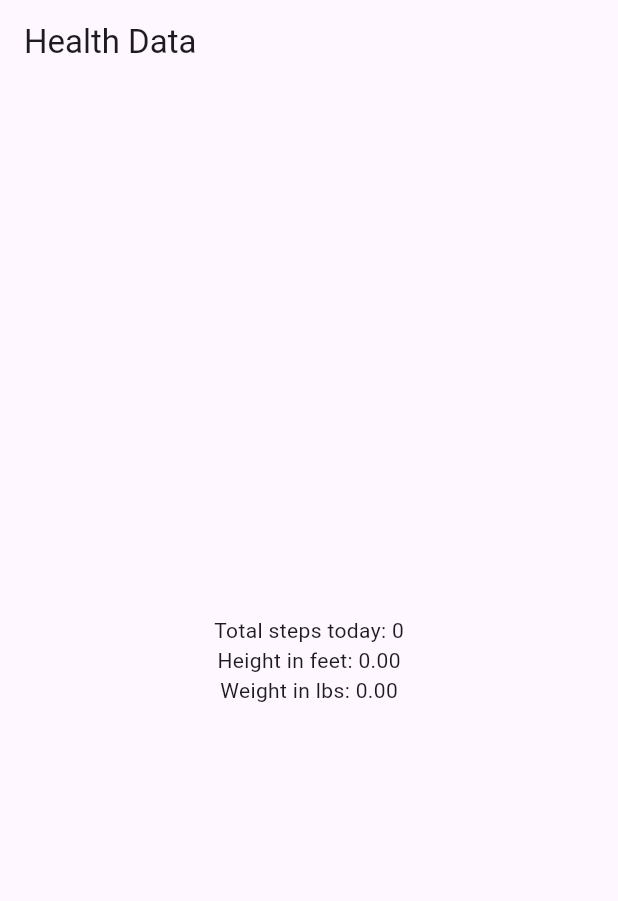
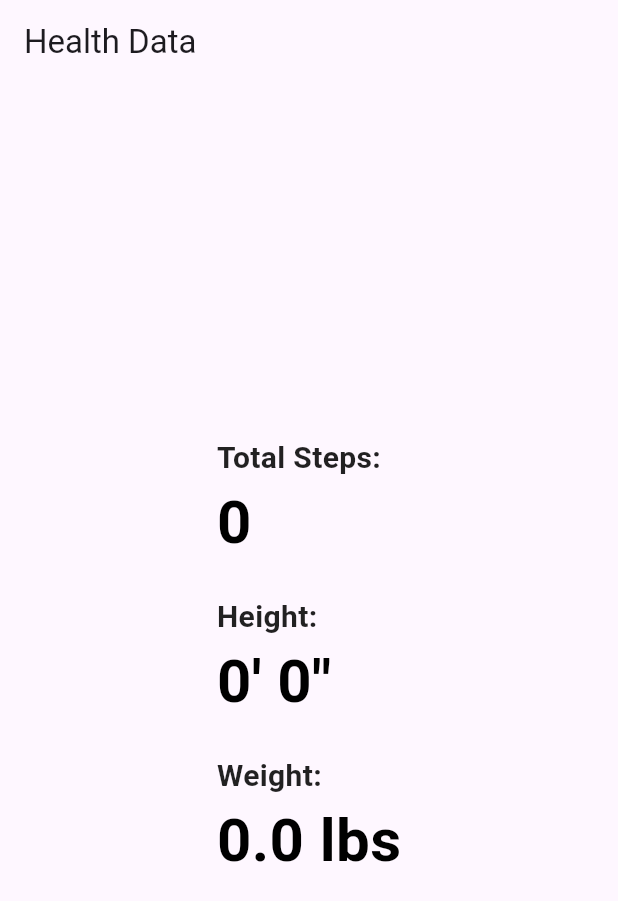
Before and after one commit to MSumukhi/Flutter, a Flutter app: the screen it shows after launch, on a phone screen of 412 x 824 dp. Shown: the top 901 px of the screen. Run offline on Flutter 3.47's test engine with Material 3 defaults, Android fonts, the phone set to English and light mode, and no system bars; missing offline and left inert: health.

Commit message:
Health data

```diff
--- a/MIE_health/flutter_application/lib/main.dart
+++ b/MIE_health/flutter_application/lib/main.dart
@@ -1,28 +1,27 @@
 import 'package:flutter/material.dart';
 import 'package:health/health.dart';
 
-void main() {
-  runApp(MyApp());
-}
+void main() => runApp(MyApp());
 
 class MyApp extends StatelessWidget {
   @override
   Widget build(BuildContext context) {
     return MaterialApp(
-      home: HealthDataScreen(),
+      home: MyHomePage(),
     );
   }
 }
 
-class HealthDataScreen extends StatefulWidget {
+class MyHomePage extends StatefulWidget {
   @override
-  _HealthDataScreenState createState() => _HealthDataScreenState();
+  _MyHomePageState createState() => _MyHomePageState();
 }
 
-class _HealthDataScreenState extends State<HealthDataScreen> {
-  int totalSteps = 0;
-  double heightInFeet = 0.0;
-  double weightInLbs = 0.0;
+class _MyHomePageState extends State<MyHomePage> {
+  int _steps = 0;
+  double _height = 0;
+  double _weight = 0;
+  HealthFactory _health = HealthFactory();
 
   @override
   void initState() {
@@ -31,83 +30,64 @@ class _HealthDataScreenState extends State<HealthDataScreen> {
   }
 
   Future<void> fetchHealthData() async {
-    await fetchSteps();
-    await fetchHeightAndWeight();
-    setState(() {});
-  }
+    var types = [
+      HealthDataType.STEPS,
+      HealthDataType.HEIGHT,
+      HealthDataType.WEIGHT,
+    ];
 
-  Future<void> fetchSteps() async {
     final now = DateTime.now();
-    final midnight = DateTime(now.year, now.month, now.day);
+    final startDate = now.subtract(Duration(days: 7)); // Adjust the duration as needed
 
-    final health = HealthFactory();
-    final types = [HealthDataType.STEPS];
-    final permissions = [HealthDataAccess.READ];
-
-    bool requested = await health.requestAuthorization(types, permissions: permissions);
+    bool requested = await _health.requestAuthorization(types);
     if (requested) {
       try {
-        List<HealthDataPoint> healthData = await health.getHealthDataFromTypes(midnight, now, types);
-        int steps = 0;
+        // Fetch steps
+        int? steps = await _health.getTotalStepsInInterval(now.subtract(Duration(days: 1)), now);
+        print('Steps fetched: $steps');
+
+        // Fetch height and weight
+        List<HealthDataPoint> healthData = await _health.getHealthDataFromTypes(
+          startDate,
+          now,
+          types,
+        );
+
+        double height = 0;
+        double weight = 0;
 
         for (var data in healthData) {
-          if (data.type == HealthDataType.STEPS) {
-            steps += data.value.round();
+          print('Health data point: ${data.type} - ${data.value} at ${data.dateFrom}');
+          if (data.type == HealthDataType.HEIGHT && data.value is num) {
+            height = (data.value as num).toDouble();
+          } else if (data.type == HealthDataType.WEIGHT && data.value is num) {
+            weight = (data.value as num).toDouble();
           }
         }
 
         setState(() {
-          totalSteps = steps;
+          _steps = steps ?? 0;
+          _height = height * 3.28084; // converting meters to feet
+          _weight = weight * 2.20462; // converting kg to pounds
         });
 
-        print('Total steps today: $totalSteps');
-      } catch (e) {
-        print('Caught exception in getHealthDataFromTypes: $e');
+        print('Total number of steps: $_steps');
+        print('Height in meters: $height');
+        print('Height in feet: $_height');
+        print('Weight in kg: $weight');
+        print('Weight in lbs: $_weight');
+      } catch (error) {
+        print("Caught exception in fetchHealthData: $error");
       }
     } else {
-      print('Authorization not granted');
+      print("Authorization not granted - error in authorization");
     }
   }
 
-  Future<void> fetchHeightAndWeight() async {
-    final health = HealthFactory();
-    final types = [HealthDataType.HEIGHT, HealthDataType.WEIGHT];
-    final permissions = [HealthDataAccess.READ, HealthDataAccess.READ];
-
-    bool requested = await health.requestAuthorization(types, permissions: permissions);
-    if (requested) {
-      try {
-        final now = DateTime.now();
-        final twoYearsAgo = DateTime(now.year - 2, now.month, now.day);
-
-        print('Fetching health data from $twoYearsAgo to $now for types $types');
-
-        List<HealthDataPoint> healthData = await health.getHealthDataFromTypes(twoYearsAgo, now, types);
-
-        double heightInMeters = 0.0;
-        double weightInKg = 0.0;
-
-        for (var data in healthData) {
-          if (data.type == HealthDataType.HEIGHT) {
-            heightInMeters = data.value.toDouble();
-          } else if (data.type == HealthDataType.WEIGHT) {
-            weightInKg = data.value.toDouble();
-          }
-        }
-
-        setState(() {
-          heightInFeet = heightInMeters * 3.28084;
-          weightInLbs = weightInKg * 2.20462;
-        });
-
-        print('Height in feet: $heightInFeet');
-        print('Weight in lbs: $weightInLbs');
-      } catch (e) {
-        print('Caught exception in getHealthDataFromTypes: $e');
-      }
-    } else {
-      print('Authorization not granted');
-    }
+  String _formatHeight(double height) {
+    int feet = height.floor();
+    int inches = ((height - feet) * 12).round();
+    return "$feet' $inches\"";
   }
 
   @override
@@ -117,13 +97,64 @@ class _HealthDataScreenState extends State<HealthDataScreen> {
         title: Text('Health Data'),
       ),
       body: Center(
-        child: Column(
-          mainAxisAlignment: MainAxisAlignment.center,
-          children: <Widget>[
-            Text('Total steps today: $totalSteps'),
-            Text('Height in feet: ${heightInFeet.toStringAsFixed(2)}'),
-            Text('Weight in lbs: ${weightInLbs.toStringAsFixed(2)}'),
-          ],
+        child: Padding(
+          padding: const EdgeInsets.all(16.0),
+          child: Column(
+            mainAxisSize: MainAxisSize.min,
+            crossAxisAlignment: CrossAxisAlignment.start,
+            children: [
+              Text(
+                'Total Steps:',
+                style: TextStyle(
+                  fontSize: 20,
+                  fontWeight: FontWeight.bold,
+                  color: Colors.black87,
+                ),
+              ),
+              Text(
+                '$_steps',
+                style: TextStyle(
+                  fontSize: 40,
+                  fontWeight: FontWeight.bold,
+                  color: Colors.black,
+                ),
+              ),
+              SizedBox(height: 20),
+              Text(
+                'Height:',
+                style: TextStyle(
+                  fontSize: 20,
+                  fontWeight: FontWeight.bold,
+                  color: Colors.black87,
+                ),
+              ),
+              Text(
+                _formatHeight(_height),
+                style: TextStyle(
+                  fontSize: 40,
+                  fontWeight: FontWeight.bold,
+                  color: Colors.black,
+                ),
+              ),
+              SizedBox(height: 20),
+              Text(
+                'Weight:',
+                style: TextStyle(
+                  fontSize: 20,
+                  fontWeight: FontWeight.bold,
+                  color: Colors.black87,
+                ),
+              ),
+              Text(
+                '${_weight.toStringAsFixed(1)} lbs',
+                style: TextStyle(
+                  fontSize: 40,
+                  fontWeight: FontWeight.bold,
+                  color: Colors.black,
+                ),
+              ),
+            ],
+          ),
         ),
       ),
     );
```
